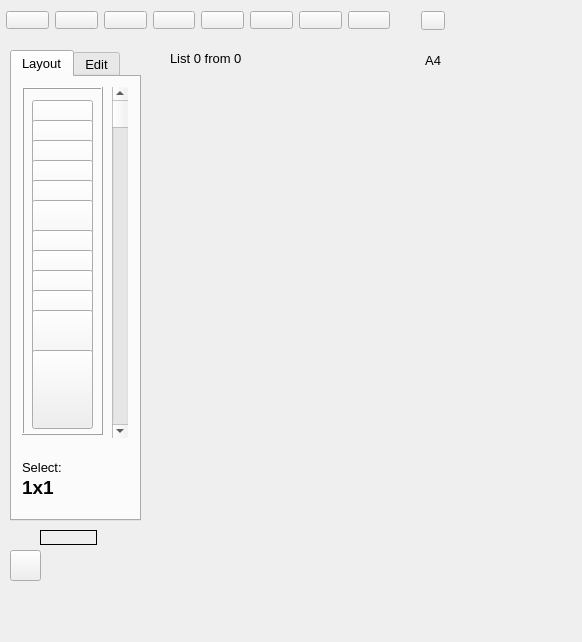
First picture: the form in mainwindow.ui, repository viktand/vap4, before the edit.
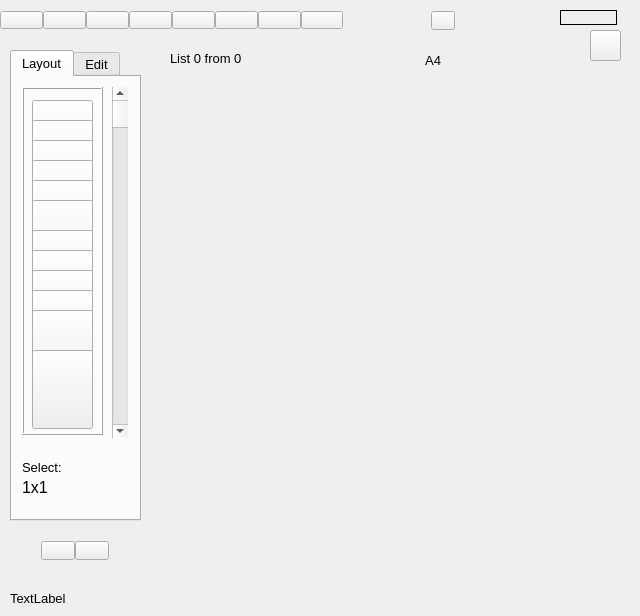
Second picture: the form after the edit. Icons and pictures are not drawn.

What changed in the file:
```diff
--- a/mainwindow.ui
+++ b/mainwindow.ui
@@ -6,8 +6,8 @@
    <rect>
     <x>0</x>
     <y>0</y>
-    <width>582</width>
-    <height>642</height>
+    <width>640</width>
+    <height>616</height>
    </rect>
   </property>
   <property name="minimumSize">
@@ -41,13 +41,19 @@
      <rect>
       <x>0</x>
       <y>0</y>
-      <width>401</width>
+      <width>354</width>
       <height>40</height>
      </rect>
     </property>
     <layout class="QHBoxLayout" name="horizontalLayout">
+     <property name="spacing">
+      <number>0</number>
+     </property>
+     <property name="sizeConstraint">
+      <enum>QLayout::SetDefaultConstraint</enum>
+     </property>
      <property name="leftMargin">
-      <number>6</number>
+      <number>0</number>
      </property>
      <item>
       <widget class="QPushButton" name="pushButton_2">
@@ -84,7 +90,7 @@
       </widget>
      </item>
      <item>
-      <widget class="QPushButton" name="pushButton_3">
+      <widget class="QPushButton" name="pushButton_15">
        <property name="text">
         <string/>
        </property>
@@ -101,7 +107,7 @@
       </widget>
      </item>
      <item>
-      <widget class="QPushButton" name="pushButton_4">
+      <widget class="QPushButton" name="pushButton_16">
        <property name="text">
         <string/>
        </property>
@@ -227,7 +233,7 @@
      <rect>
       <x>170</x>
       <y>50</y>
-      <width>141</width>
+      <width>211</width>
       <height>16</height>
      </rect>
     </property>
@@ -264,8 +270,8 @@
    <widget class="QLabel" name="list">
     <property name="geometry">
      <rect>
-      <x>40</x>
-      <y>530</y>
+      <x>560</x>
+      <y>10</y>
       <width>57</width>
       <height>15</height>
      </rect>
@@ -323,10 +329,10 @@
       </property>
       <property name="font">
        <font>
-        <pointsize>14</pointsize>
-        <weight>75</weight>
+        <pointsize>12</pointsize>
+        <weight>50</weight>
         <italic>false</italic>
-        <bold>true</bold>
+        <bold>false</bold>
        </font>
       </property>
       <property name="text">
@@ -1010,16 +1016,39 @@
      </widget>
     </widget>
    </widget>
+   <widget class="QPushButton" name="pushButton_13">
+    <property name="enabled">
+     <bool>true</bool>
+    </property>
+    <property name="geometry">
+     <rect>
+      <x>590</x>
+      <y>30</y>
+      <width>31</width>
+      <height>31</height>
+     </rect>
+    </property>
+    <property name="text">
+     <string/>
+    </property>
+    <property name="icon">
+     <iconset resource="res.qrc">
+      <normaloff>:/new/prefix1/check</normaloff>:/new/prefix1/check</iconset>
+    </property>
+   </widget>
    <widget class="QWidget" name="horizontalLayoutWidget_2">
     <property name="geometry">
      <rect>
-      <x>410</x>
+      <x>420</x>
       <y>0</y>
       <width>46</width>
       <height>41</height>
      </rect>
     </property>
     <layout class="QHBoxLayout" name="horizontalLayout_2">
+     <property name="spacing">
+      <number>0</number>
+     </property>
      <item>
       <widget class="QPushButton" name="pushButton_6">
        <property name="text">
@@ -1039,24 +1068,66 @@
      </item>
     </layout>
    </widget>
-   <widget class="QPushButton" name="pushButton_13">
-    <property name="enabled">
-     <bool>true</bool>
+   <widget class="QWidget" name="horizontalLayoutWidget_3">
+    <property name="geometry">
+     <rect>
+      <x>30</x>
+      <y>530</y>
+      <width>90</width>
+      <height>41</height>
+     </rect>
     </property>
+    <layout class="QHBoxLayout" name="horizontalLayout_3">
+     <property name="spacing">
+      <number>0</number>
+     </property>
+     <item>
+      <widget class="QPushButton" name="pushButton_3">
+       <property name="text">
+        <string/>
+       </property>
+       <property name="icon">
+        <iconset resource="res.qrc">
+         <normaloff>:/new/prefix1/down</normaloff>:/new/prefix1/down</iconset>
+       </property>
+       <property name="iconSize">
+        <size>
+         <width>32</width>
+         <height>32</height>
+        </size>
+       </property>
+      </widget>
+     </item>
+     <item>
+      <widget class="QPushButton" name="pushButton_4">
+       <property name="text">
+        <string/>
+       </property>
+       <property name="icon">
+        <iconset resource="res.qrc">
+         <normaloff>:/new/prefix1/up</normaloff>:/new/prefix1/up</iconset>
+       </property>
+       <property name="iconSize">
+        <size>
+         <width>32</width>
+         <height>32</height>
+        </size>
+       </property>
+      </widget>
+     </item>
+    </layout>
+   </widget>
+   <widget class="QLabel" name="label_8">
     <property name="geometry">
      <rect>
       <x>10</x>
-      <y>550</y>
-      <width>31</width>
-      <height>31</height>
+      <y>590</y>
+      <width>611</width>
+      <height>16</height>
      </rect>
     </property>
     <property name="text">
-     <string/>
-    </property>
-    <property name="icon">
-     <iconset resource="res.qrc">
-      <normaloff>:/new/prefix1/check</normaloff>:/new/prefix1/check</iconset>
+     <string>TextLabel</string>
     </property>
    </widget>
    <zorder>list</zorder>
```
Left out of the diff: 17 changed lines with no effect on the pictures.
